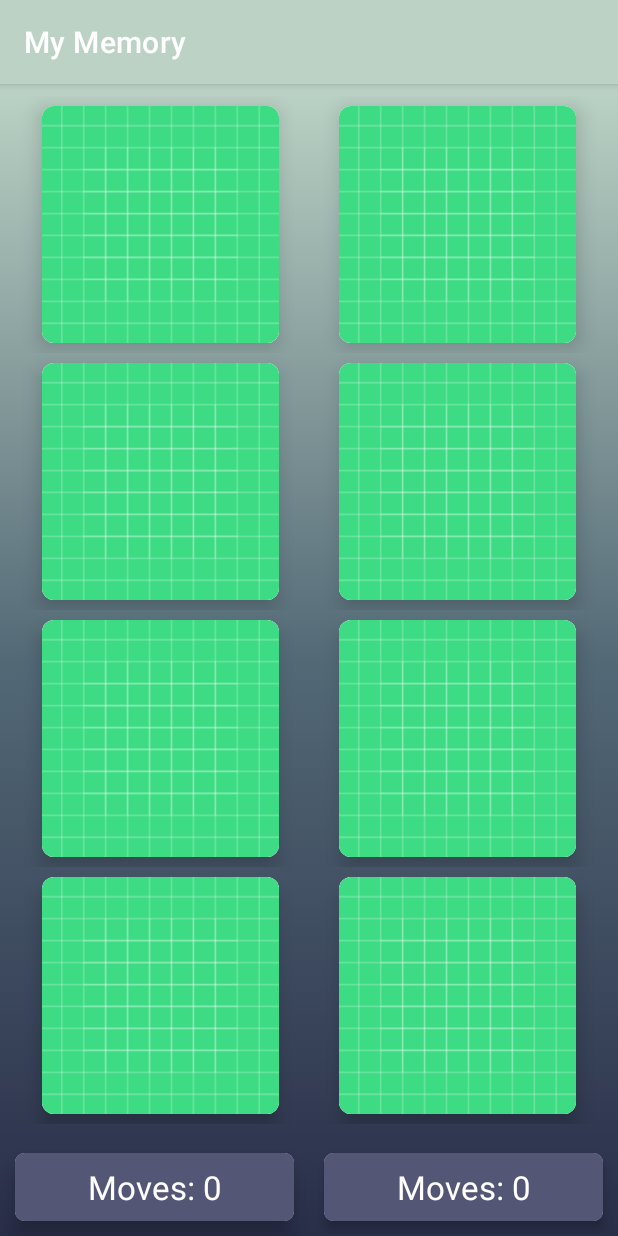
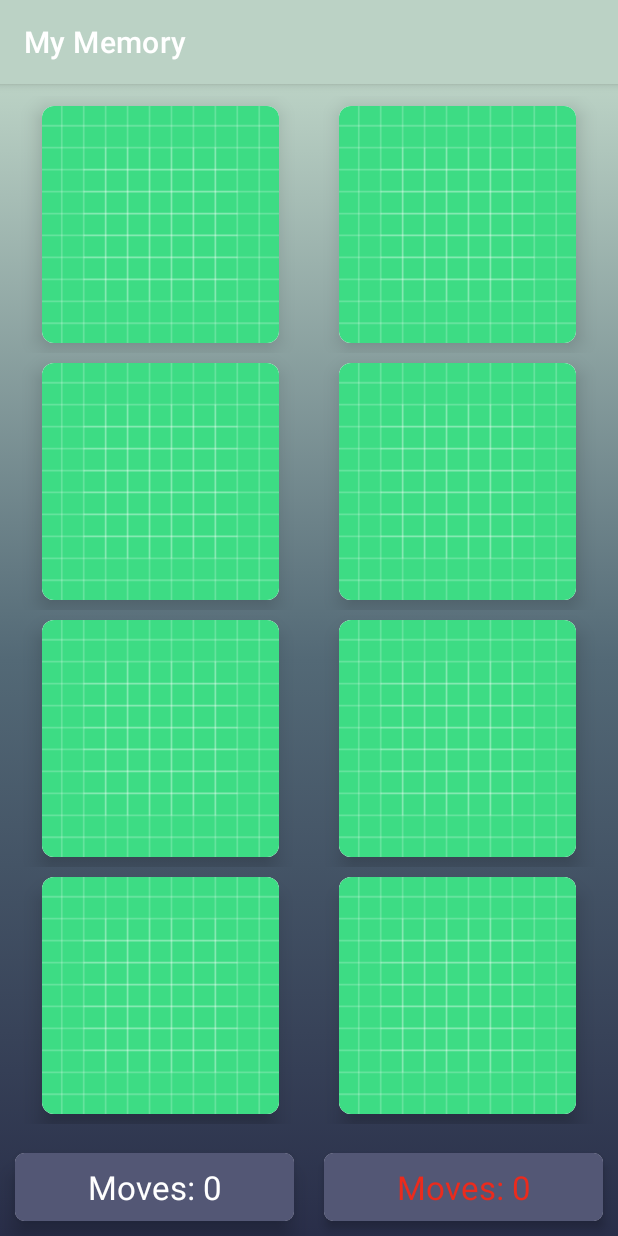
Before and after one commit to apigeoneer/app_My_Memory, an Android app: the screen it shows after launch (MainActivity), on a phone screen of 412 x 824 dp. Run offline under Robolectric (Android 15) with nearby library versions, the light colour scheme and no system bars.

Commit message:
Implemented logic for the numPairs to be set in red color from the start.

```diff
--- a/app/src/main/java/com/gmail/apigeoneer/mymemory/MainActivity.kt
+++ b/app/src/main/java/com/gmail/apigeoneer/mymemory/MainActivity.kt
@@ -45,8 +45,8 @@ class MainActivity : AppCompatActivity() {
         llGameInfo = findViewById(R.id.game_info_linear)
         clRoot = findViewById(R.id.root_cl)
 
+        tvNumPairs.setTextColor(ContextCompat.getColor(this, R.color.color_progress_none))
         memoryGame = MemoryGame(boardSize)
-
         adapter = MemoryBoardAdapter(this, boardSize, memoryGame.cards, object: MemoryBoardAdapter.CardClickListener {
             override fun onCardClicked(position: Int) {
                 //Log.i(TAG, "Card position clicked $position")
```
